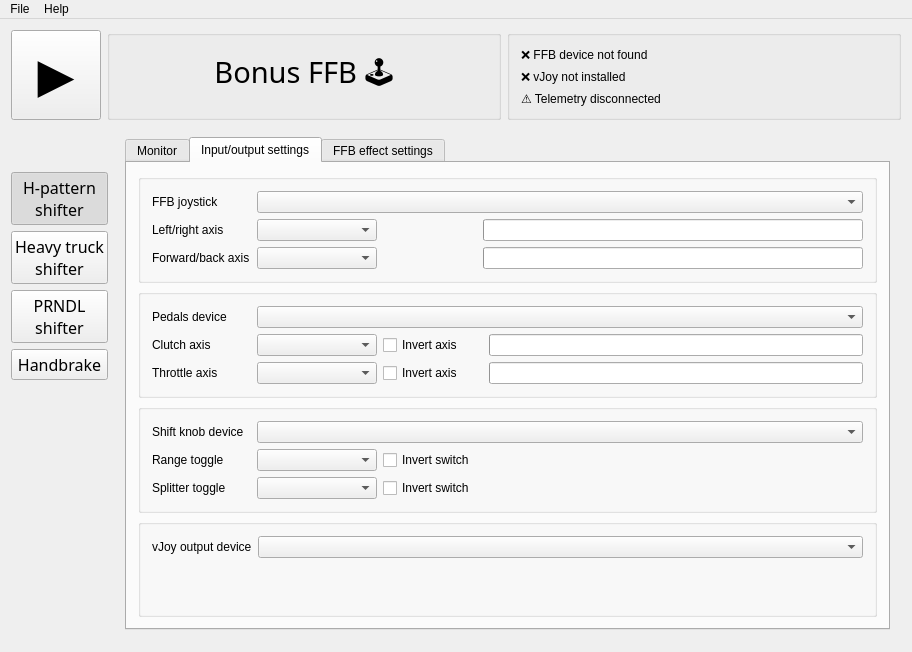
Above: BonusFFB/BonusFFB.ui from kgmonteith/BonusFFB before the change. Below: the same form after it.
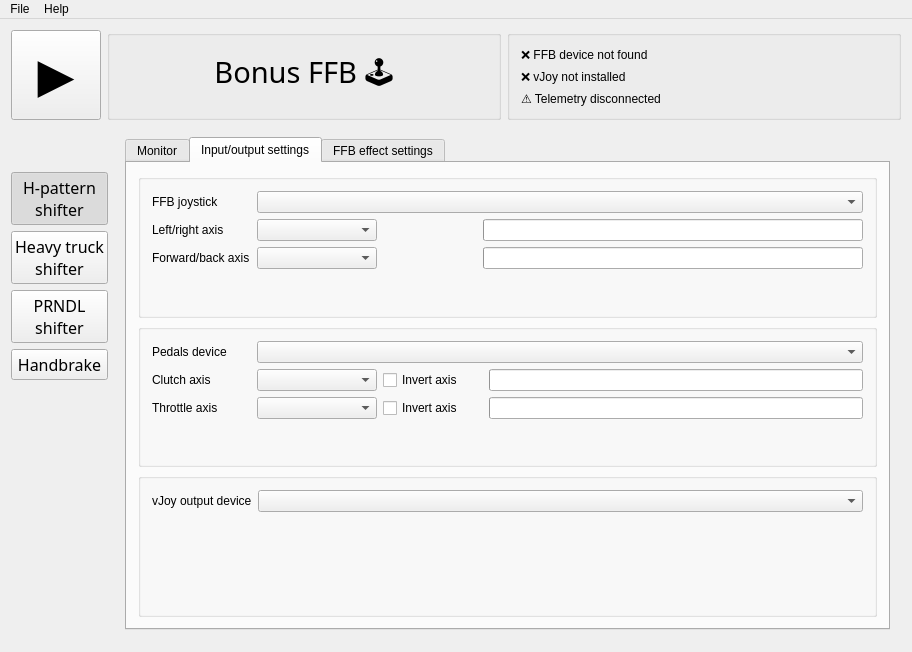
That is the form after the change. The open tabs and pages were chosen to show the change. Icons and pictures are not drawn.

Patch:
```diff
--- a/BonusFFB/BonusFFB.ui
+++ b/BonusFFB/BonusFFB.ui
@@ -985,7 +985,7 @@
       </widget>
       <widget class="QWidget" name="page_4">
        <layout class="QGridLayout" name="gridLayout_15">
-        <item row="0" column="0">
+        <item row="1" column="1">
          <widget class="QTabWidget" name="heavytruckTabWidget">
           <property name="currentIndex">
            <number>2</number>
@@ -994,81 +994,7 @@
            <attribute name="title">
             <string>Monitor</string>
            </attribute>
-           <layout class="QGridLayout" name="gridLayout_22">
-            <item row="0" column="0" rowspan="2">
-             <widget class="QGroupBox" name="groupBox_14">
-              <property name="sizePolicy">
-               <sizepolicy hsizetype="Minimum" vsizetype="Preferred">
-                <horstretch>0</horstretch>
-                <verstretch>0</verstretch>
-               </sizepolicy>
-              </property>
-              <property name="title">
-               <string>Clutch</string>
-              </property>
-              <layout class="QGridLayout" name="gridLayout_19">
-               <item row="0" column="0">
-                <widget class="QProgressBar" name="heavytruck_clutchProgressBar">
-                 <property name="minimumSize">
-                  <size>
-                   <width>50</width>
-                   <height>0</height>
-                  </size>
-                 </property>
-                 <property name="maximum">
-                  <number>65535</number>
-                 </property>
-                 <property name="value">
-                  <number>0</number>
-                 </property>
-                 <property name="textVisible">
-                  <bool>false</bool>
-                 </property>
-                 <property name="orientation">
-                  <enum>Qt::Orientation::Vertical</enum>
-                 </property>
-                </widget>
-               </item>
-              </layout>
-             </widget>
-            </item>
-            <item row="0" column="1" rowspan="2">
-             <widget class="QGroupBox" name="groupBox_13">
-              <property name="sizePolicy">
-               <sizepolicy hsizetype="Minimum" vsizetype="Preferred">
-                <horstretch>0</horstretch>
-                <verstretch>0</verstretch>
-               </sizepolicy>
-              </property>
-              <property name="title">
-               <string>Throttle</string>
-              </property>
-              <layout class="QGridLayout" name="gridLayout_17">
-               <item row="0" column="0">
-                <widget class="QProgressBar" name="heavytruck_throttleProgressBar">
-                 <property name="minimumSize">
-                  <size>
-                   <width>50</width>
-                   <height>0</height>
-                  </size>
-                 </property>
-                 <property name="maximum">
-                  <number>65535</number>
-                 </property>
-                 <property name="value">
-                  <number>0</number>
-                 </property>
-                 <property name="textVisible">
-                  <bool>false</bool>
-                 </property>
-                 <property name="orientation">
-                  <enum>Qt::Orientation::Vertical</enum>
-                 </property>
-                </widget>
-               </item>
-              </layout>
-             </widget>
-            </item>
+           <layout class="QGridLayout" name="gridLayout_20">
             <item row="0" column="2" rowspan="2">
              <widget class="QGroupBox" name="shifterMapGroupBox_4">
               <property name="sizePolicy">
@@ -1549,213 +1475,6 @@
               </layout>
              </widget>
             </item>
-            <item>
-             <widget class="QGroupBox" name="pedalsGroupBox_4">
-              <property name="title">
-               <string/>
-              </property>
-              <layout class="QGridLayout" name="gridLayout_20">
-               <item row="0" column="0">
-                <widget class="QLabel" name="cluckDeviceLabel_4">
-                 <property name="minimumSize">
-                  <size>
-                   <width>99</width>
-                   <height>0</height>
-                  </size>
-                 </property>
-                 <property name="text">
-                  <string>Shift knob device</string>
-                 </property>
-                </widget>
-               </item>
-               <item row="0" column="1">
-                <widget class="QComboBox" name="heavytruck_shiftKnobDeviceComboBox">
-                 <property name="font">
-                  <font>
-                   <family>Segoe UI</family>
-                   <pointsize>9</pointsize>
-                  </font>
-                 </property>
-                 <property name="placeholderText">
-                  <string/>
-                 </property>
-                </widget>
-               </item>
-               <item row="1" column="0">
-                <widget class="QLabel" name="clutchAxisLabel_4">
-                 <property name="minimumSize">
-                  <size>
-                   <width>0</width>
-                   <height>0</height>
-                  </size>
-                 </property>
-                 <property name="text">
-                  <string>Range toggle</string>
-                 </property>
-                </widget>
-               </item>
-               <item row="1" column="1">
-                <layout class="QHBoxLayout" name="horizontalLayout_39">
-                 <item>
-                  <widget class="QComboBox" name="heavytruck_rangeToggleComboBox">
-                   <property name="enabled">
-                    <bool>true</bool>
-                   </property>
-                   <property name="sizePolicy">
-                    <sizepolicy hsizetype="Fixed" vsizetype="Fixed">
-                     <horstretch>0</horstretch>
-                     <verstretch>0</verstretch>
-                    </sizepolicy>
-                   </property>
-                   <property name="minimumSize">
-                    <size>
-                     <width>120</width>
-                     <height>0</height>
-                    </size>
-                   </property>
-                   <property name="maximumSize">
-                    <size>
-                     <width>120</width>
-                     <height>16777215</height>
-                    </size>
-                   </property>
-                   <property name="toolTip">
-                    <string/>
-                   </property>
-                   <property name="placeholderText">
-                    <string/>
-                   </property>
-                  </widget>
-                 </item>
-                 <item>
-                  <widget class="QCheckBox" name="heavytruck_invertRangeToggleBox">
-                   <property name="sizePolicy">
-                    <sizepolicy hsizetype="Fixed" vsizetype="Fixed">
-                     <horstretch>0</horstretch>
-                     <verstretch>0</verstretch>
-                    </sizepolicy>
-                   </property>
-                   <property name="minimumSize">
-                    <size>
-                     <width>100</width>
-                     <height>0</height>
-                    </size>
-                   </property>
-                   <property name="styleSheet">
-                    <string notr="true"/>
-                   </property>
-                   <property name="text">
-                    <string>Invert switch</string>
-                   </property>
-                  </widget>
-                 </item>
-                 <item>
-                  <spacer name="horizontalSpacer_10">
-                   <property name="orientation">
-                    <enum>Qt::Orientation::Horizontal</enum>
-                   </property>
-                   <property name="sizeType">
-                    <enum>QSizePolicy::Policy::Expanding</enum>
-                   </property>
-                   <property name="sizeHint" stdset="0">
-                    <size>
-                     <width>100</width>
-                     <height>20</height>
-                    </size>
-                   </property>
-                  </spacer>
-                 </item>
-                </layout>
-               </item>
-               <item row="2" column="0">
-                <widget class="QLabel" name="clutchAxisLabel_5">
-                 <property name="minimumSize">
-                  <size>
-                   <width>0</width>
-                   <height>0</height>
-                  </size>
-                 </property>
-                 <property name="text">
-                  <string>Splitter toggle</string>
-                 </property>
-                </widget>
-               </item>
-               <item row="2" column="1">
-                <layout class="QHBoxLayout" name="horizontalLayout_41">
-                 <item>
-                  <widget class="QComboBox" name="heavytruck_splitterToggleComboBox">
-                   <property name="enabled">
-                    <bool>true</bool>
-                   </property>
-                   <property name="sizePolicy">
-                    <sizepolicy hsizetype="Fixed" vsizetype="Fixed">
-                     <horstretch>0</horstretch>
-                     <verstretch>0</verstretch>
-                    </sizepolicy>
-                   </property>
-                   <property name="minimumSize">
-                    <size>
-                     <width>120</width>
-                     <height>0</height>
-                    </size>
-                   </property>
-                   <property name="maximumSize">
-                    <size>
-                     <width>120</width>
-                     <height>16777215</height>
-                    </size>
-                   </property>
-                   <property name="toolTip">
-                    <string/>
-                   </property>
-                   <property name="placeholderText">
-                    <string/>
-                   </property>
-                  </widget>
-                 </item>
-                 <item>
-                  <widget class="QCheckBox" name="heavytruck_invertSplitterToggleBox">
-                   <property name="sizePolicy">
-                    <sizepolicy hsizetype="Fixed" vsizetype="Fixed">
-                     <horstretch>0</horstretch>
-                     <verstretch>0</verstretch>
-                    </sizepolicy>
-                   </property>
-                   <property name="minimumSize">
-                    <size>
-                     <width>100</width>
-                     <height>0</height>
-                    </size>
-                   </property>
-                   <property name="styleSheet">
-                    <string notr="true"/>
-                   </property>
-                   <property name="text">
-                    <string>Invert switch</string>
-                   </property>
-                  </widget>
-                 </item>
-                 <item>
-                  <spacer name="horizontalSpacer_12">
-                   <property name="orientation">
-                    <enum>Qt::Orientation::Horizontal</enum>
-                   </property>
-                   <property name="sizeType">
-                    <enum>QSizePolicy::Policy::Expanding</enum>
-                   </property>
-                   <property name="sizeHint" stdset="0">
-                    <size>
-                     <width>100</width>
-                     <height>20</height>
-                    </size>
-                   </property>
-                  </spacer>
-                 </item>
-                </layout>
-               </item>
-              </layout>
-             </widget>
-            </item>
             <item>
              <widget class="QGroupBox" name="vjoyGroupBox_3">
               <property name="title">
@@ -1949,10 +1668,32 @@
                  </item>
                 </layout>
                </item>
-               <item row="2" column="1">
-                <layout class="QHBoxLayout" name="horizontalLayout_36">
+               <item row="3" column="0">
+                <layout class="QHBoxLayout" name="horizontalLayout_41">
                  <item>
-                  <widget class="QSlider" name="heavytruck_grindRPMSlider">
+                  <widget class="QLabel" name="label_34">
+                   <property name="text">
+                    <string>Max rev-matched RPM
+for float shift</string>
+                   </property>
+                  </widget>
+                 </item>
+                 <item>
+                  <widget class="QLabel" name="label_35">
+                   <property name="text">
+                    <string>&lt;a href=&quot;https://kgmonteith.github.io/BonusFFB/hshifter/#idle-in-gear-lock-intensity&quot; style=&quot;text-decoration: none&quot;&gt;ℹ️&lt;/a&gt;</string>
+                   </property>
+                   <property name="openExternalLinks">
+                    <bool>true</bool>
+                   </property>
+                  </widget>
+                 </item>
+                </layout>
+               </item>
+               <item row="3" column="1">
+                <layout class="QHBoxLayout" name="horizontalLayout_42">
+                 <item>
+                  <widget class="QSlider" name="heavytruck_maxRevMatchRPMSlider">
                    <property name="minimum">
                     <number>0</number>
                    </property>
```
Left out of the diff: 211 changed lines with no effect on the pictures.
